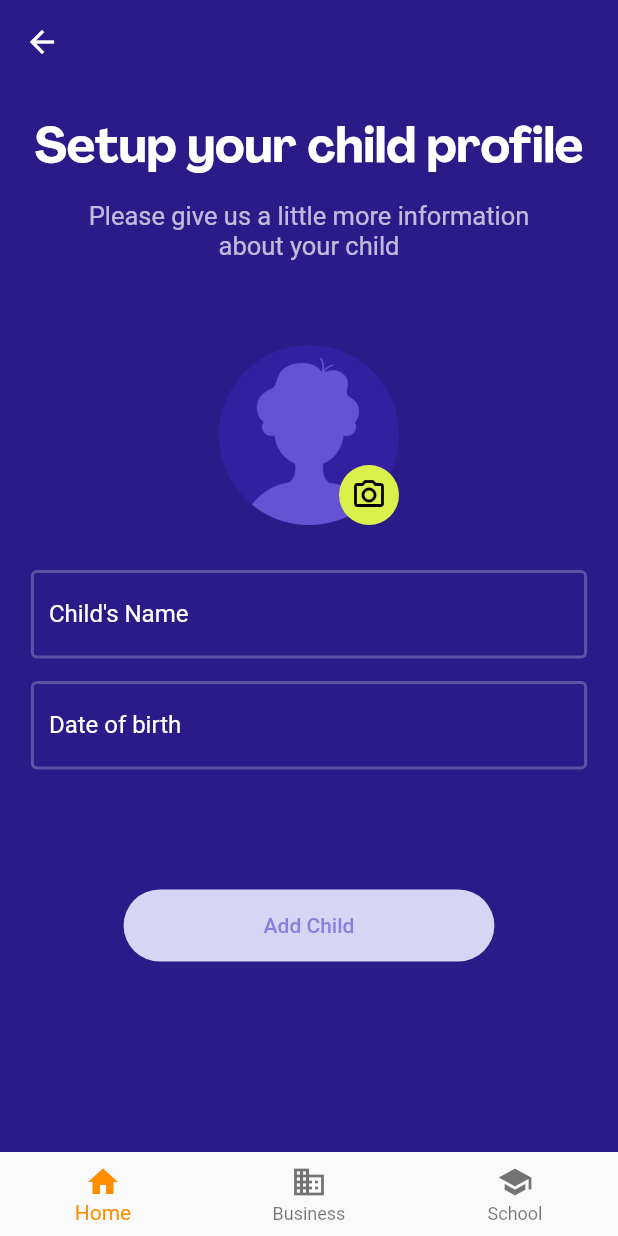
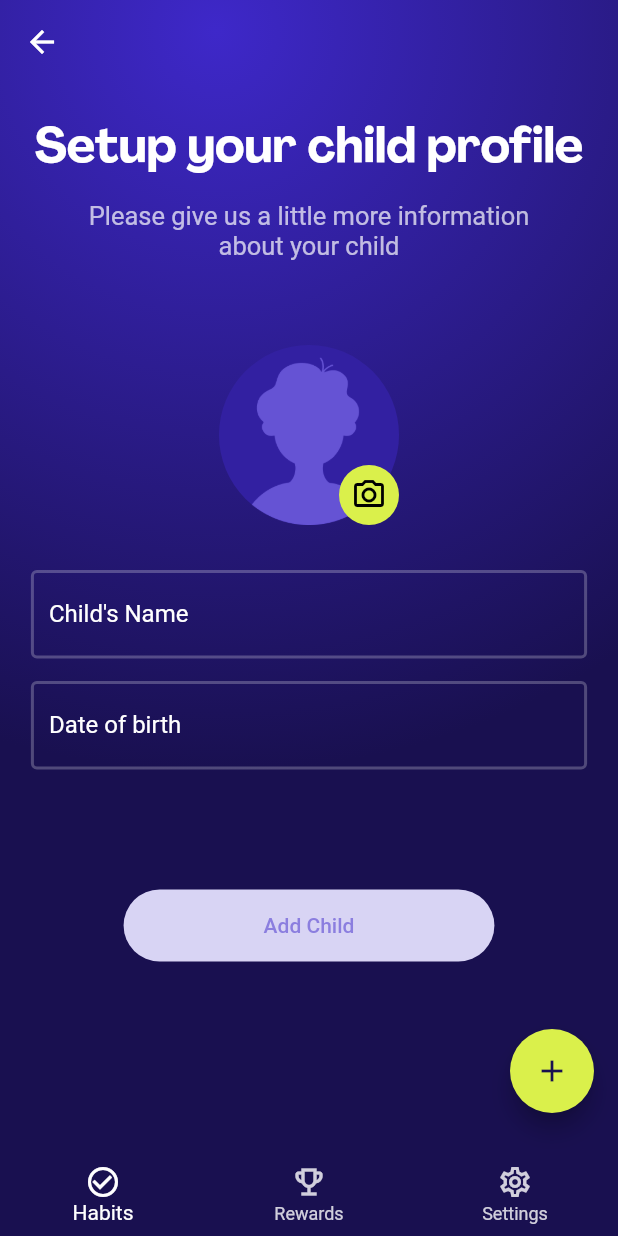
Before and after one commit to luisurruela/habitos, a Flutter app: the HomeScreen screen opened by its route, on a phone screen of 412 x 824 dp. Run offline on Flutter 3.47's test engine with Material 2 defaults, Android fonts, the phone set to English and light mode, and no system bars; our stand-ins replace cloud_firestore, firebase_auth, firebase_core, flutter_spinkit; missing offline and left inert: flutter_onboard, weekly_date_picker; accounts and stored records are empty.

Commit message:
UI update

```diff
--- a/lib/screens/home/calendar_widget.dart
+++ b/lib/screens/home/calendar_widget.dart
@@ -15,7 +15,7 @@ class _CalendarState extends State<Calendar> {
   @override
   Widget build(BuildContext context) {
     return WeeklyDatePicker(
-      backgroundColor: AppTheme.primary,
+      backgroundColor: AppTheme.primary.withOpacity(0),
       enableWeeknumberText: false,
       digitsColor: Colors.white,
       selectedDigitColor: Colors.black,
--- a/lib/screens/home/navigation_menu.dart
+++ b/lib/screens/home/navigation_menu.dart
@@ -1,4 +1,5 @@
 import 'package:flutter/material.dart';
+import 'package:habitos/theme/theme.dart';
 
 class NavigationMenu extends StatefulWidget {
   const NavigationMenu({Key? key}) : super(key: key);
@@ -18,25 +19,30 @@ class _NavigationMenuState extends State<NavigationMenu> {
 
   @override
   Widget build(BuildContext context) {
-    return BottomNavigationBar(
+    return Padding(
+      padding: const EdgeInsets.only(top: 10),
+      child: BottomNavigationBar(
+        backgroundColor: AppTheme.primary,
         elevation: 0,
         items: const <BottomNavigationBarItem>[
           BottomNavigationBarItem(
-          icon: Icon(Icons.home),
-          label: 'Home',
+            icon: Icon(Icons.check_circle_outline),
+            label: 'Habits',
           ),
           BottomNavigationBarItem(
-          icon: Icon(Icons.business),
-          label: 'Business',
+            icon: Icon(Icons.emoji_events_outlined),
+            label: 'Rewards',
           ),
           BottomNavigationBarItem(
-          icon: Icon(Icons.school),
-          label: 'School',
+            icon: Icon(Icons.settings_outlined),
+            label: 'Settings',
           ),
         ],
         currentIndex: _selectedIndex,
-      selectedItemColor: Colors.amber[800],
+        selectedItemColor: Colors.white,
+        unselectedItemColor: Colors.white.withOpacity(0.8),
         onTap: _onItemTapped,
+      ),
     );
   }
 }
--- a/lib/screens/home_screen.dart
+++ b/lib/screens/home_screen.dart
@@ -52,7 +52,16 @@ class HomeScreen extends StatelessWidget {
                           ? const HomeWidget()
                           : const AddKidScreen(backButton: false)
                       : const LoadingScreen(),
-                    bottomNavigationBar: const NavigationMenu()),
+                  bottomNavigationBar: const NavigationMenu(),
+                  floatingActionButton: FloatingActionButton(
+                    backgroundColor: AppTheme.tertiary,
+                    child: const Icon(
+                      Icons.add,
+                      color: AppTheme.darkPurple,
+                    ),
+                    onPressed: () {},
+                  ),
+                ),
                 onWillPop: () async {
                   return true;
                 })
--- a/lib/screens/loading_screen.dart
+++ b/lib/screens/loading_screen.dart
@@ -31,7 +31,7 @@ class Loader extends StatelessWidget {
   @override
   Widget build(BuildContext context) {
     return const SpinKitRing(
-      color: Colors.white,
+      color: AppTheme.secondary,
       size: 50.0,
     );
   }
--- a/lib/theme/theme.dart
+++ b/lib/theme/theme.dart
@@ -1,12 +1,12 @@
 import 'package:flutter/material.dart';
 
 class AppTheme {
-  static const Color primary = Color(0xFF2A1B89);
+  static const Color primary = Color(0xFF191050);
   static const Color primaryLight = Color(0xFF3E28C9);
-  static const Color secondary = Color.fromRGBO(255, 130, 205, 1);
+  static const Color secondary = Color(0xFFFF6668);
   static const Color tertiary = Color.fromRGBO(218, 240, 75, 1);
   static const Color darkGrey = Color.fromARGB(255, 120, 120, 120);
-  static const Color darkPurple = Color.fromRGBO(12, 8, 40, 1);
+  static const Color darkPurple = Color(0xFF191050);
 
   static const TextStyle fontTitle = TextStyle(
       fontSize: 32, fontWeight: FontWeight.w700, fontFamily: 'PPAgrandir');
@@ -47,8 +47,8 @@ class AppTheme {
 
   static BoxDecoration backgroundGradient = const BoxDecoration(
       gradient:
-          RadialGradient(center: Alignment(-0.3, -0.95), radius: 0.8, colors: [
-    AppTheme.primary,
+          RadialGradient(radius: 1.2, center: Alignment(-0.3, -0.95), colors: [
+    AppTheme.primaryLight,
     AppTheme.primary,
   ]));
 }
```
Also changed, not shown: lib/screens/home/home_widget.dart (+10 -5 lines), lib/services/firebase.dart (added). Lines whose indentation alone changed are shown as unchanged.
